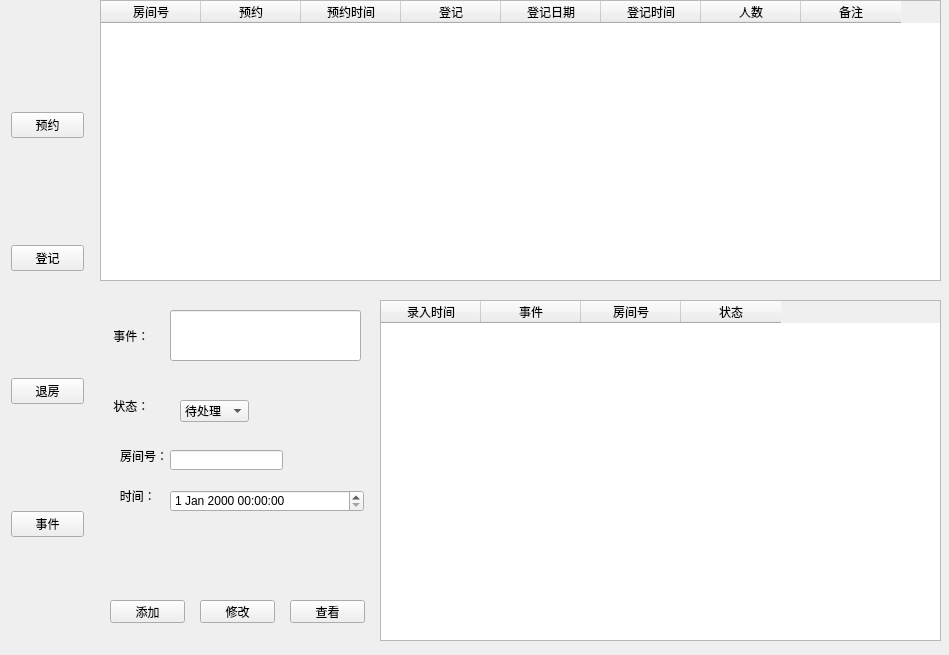
Before: the Qt Designer form Manager.ui in Ginsakura/TestQTManagerSystem, drawn with Qt 5.
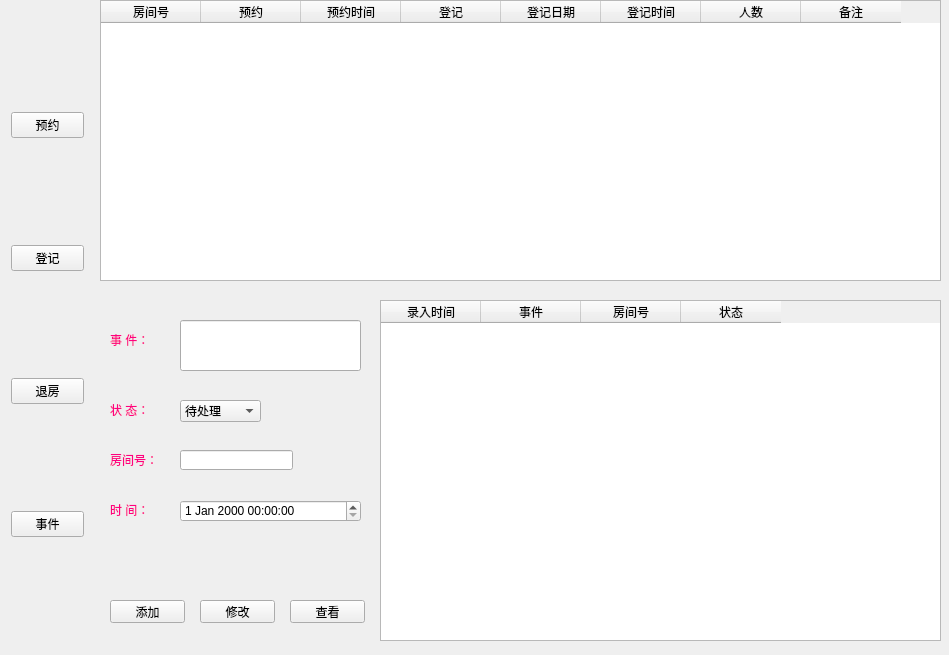
After: the same form once the commit is applied. The open tabs and pages were chosen to show the change. Icons and pictures are not drawn.

```diff
--- a/Manager.ui
+++ b/Manager.ui
@@ -993,19 +993,6 @@
        <string>&lt;html&gt;&lt;head/&gt;&lt;body&gt;&lt;p&gt;&lt;span style=&quot; color:#ff1028;&quot;&gt;VIP&lt;/span&gt;&lt;/p&gt;&lt;/body&gt;&lt;/html&gt;</string>
       </property>
      </widget>
-     <widget class="QLabel" name="label_14">
-      <property name="geometry">
-       <rect>
-        <x>40</x>
-        <y>150</y>
-        <width>72</width>
-        <height>15</height>
-       </rect>
-      </property>
-      <property name="text">
-       <string/>
-      </property>
-     </widget>
      <widget class="QLabel" name="label_42">
       <property name="geometry">
        <rect>
@@ -1074,9 +1061,9 @@
      <widget class="QLineEdit" name="event_edit">
       <property name="geometry">
        <rect>
-        <x>70</x>
-        <y>30</y>
-        <width>191</width>
+        <x>80</x>
+        <y>40</y>
+        <width>181</width>
         <height>51</height>
        </rect>
       </property>
@@ -1097,14 +1084,14 @@
      <widget class="QLabel" name="label">
       <property name="geometry">
        <rect>
-        <x>-10</x>
-        <y>30</y>
-        <width>81</width>
-        <height>51</height>
+        <x>10</x>
+        <y>40</y>
+        <width>91</width>
+        <height>41</height>
        </rect>
       </property>
       <property name="text">
-       <string>       事件：</string>
+       <string>&lt;html&gt;&lt;head/&gt;&lt;body&gt;&lt;p&gt;&lt;span style=&quot; color:#ff007f;&quot;&gt;事 件：&lt;/span&gt;&lt;/p&gt;&lt;/body&gt;&lt;/html&gt;</string>
       </property>
      </widget>
      <widget class="QTableWidget" name="event_view">
@@ -1142,7 +1129,7 @@
        <rect>
         <x>80</x>
         <y>120</y>
-        <width>69</width>
+        <width>81</width>
         <height>22</height>
        </rect>
       </property>
@@ -1160,14 +1147,14 @@
      <widget class="QLabel" name="label_14">
       <property name="geometry">
        <rect>
-        <x>-10</x>
-        <y>100</y>
-        <width>81</width>
-        <height>51</height>
+        <x>10</x>
+        <y>120</y>
+        <width>61</width>
+        <height>21</height>
        </rect>
       </property>
       <property name="text">
-       <string>       状态：</string>
+       <string>&lt;html&gt;&lt;head/&gt;&lt;body&gt;&lt;p&gt;&lt;span style=&quot; color:#ff007f;&quot;&gt;状 态：&lt;/span&gt;&lt;/p&gt;&lt;/body&gt;&lt;/html&gt;</string>
       </property>
      </widget>
      <widget class="QPushButton" name="event_update">
@@ -1199,49 +1186,79 @@
      <widget class="QLabel" name="label_37">
       <property name="geometry">
        <rect>
-        <x>20</x>
+        <x>10</x>
         <y>170</y>
-        <width>54</width>
-        <height>12</height>
+        <width>51</width>
+        <height>21</height>
        </rect>
       </property>
       <property name="text">
-       <string>房间号：</string>
+       <string>&lt;html&gt;&lt;head/&gt;&lt;body&gt;&lt;p&gt;&lt;span style=&quot; color:#ff007f;&quot;&gt;房间号：&lt;/span&gt;&lt;/p&gt;&lt;/body&gt;&lt;/html&gt;</string>
       </property>
      </widget>
      <widget class="QLineEdit" name="room_number_event">
       <property name="geometry">
        <rect>
-        <x>70</x>
+        <x>80</x>
         <y>170</y>
         <width>113</width>
         <height>20</height>
        </rect>
       </property>
      </widget>
-     <widget class="QLabel" name="label_38">
-      <property name="geometry">
-       <rect>
-        <x>10</x>
-        <y>210</y>
-        <width>54</width>
-        <height>12</height>
-       </rect>
-      </property>
-      <property name="text">
-       <string>   时间：</string>
-      </property>
-     </widget>
      <widget class="QDateTimeEdit" name="event_time">
       <property name="geometry">
        <rect>
-        <x>70</x>
-        <y>210</y>
-        <width>194</width>
+        <x>80</x>
+        <y>220</y>
+        <width>181</width>
         <height>22</height>
        </rect>
       </property>
      </widget>
+     <widget class="QLabel" name="label_38">
+      <property name="geometry">
+       <rect>
+        <x>10</x>
+        <y>220</y>
+        <width>61</width>
+        <height>21</height>
+       </rect>
+      </property>
+      <property name="text">
+       <string>&lt;html&gt;&lt;head/&gt;&lt;body&gt;&lt;p&gt;&lt;span style=&quot; color:#ff007f;&quot;&gt;时  间：&lt;/span&gt;&lt;/p&gt;&lt;/body&gt;&lt;/html&gt;</string>
+      </property>
+     </widget>
+     <widget class="QLabel" name="label_43">
+      <property name="geometry">
+       <rect>
+        <x>1</x>
+        <y>10</y>
+        <width>271</width>
+        <height>341</height>
+       </rect>
+      </property>
+      <property name="styleSheet">
+       <string notr="true">border-image: url(:/Pictures/5.png);</string>
+      </property>
+      <property name="text">
+       <string/>
+      </property>
+     </widget>
+     <zorder>label_43</zorder>
+     <zorder>incident_view</zorder>
+     <zorder>event_edit</zorder>
+     <zorder>label_4</zorder>
+     <zorder>label</zorder>
+     <zorder>event_view</zorder>
+     <zorder>event_status</zorder>
+     <zorder>label_14</zorder>
+     <zorder>event_update</zorder>
+     <zorder>event_insert</zorder>
+     <zorder>label_37</zorder>
+     <zorder>room_number_event</zorder>
+     <zorder>event_time</zorder>
+     <zorder>label_38</zorder>
     </widget>
    </widget>
    <widget class="QWidget" name="layoutWidget">
```
Left out of the diff: 3 changed lines with no effect on the pictures.
